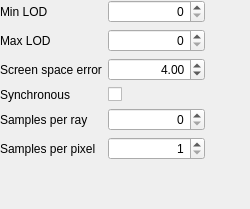
Qt form apps/livreGUI/renderParametersController/RenderParametersController.ui (BlueBrain/Livre) before a commit.
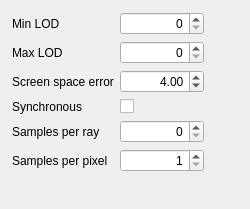
The same form after that commit.

```diff
--- a/apps/livreGUI/renderParametersController/RenderParametersController.ui
+++ b/apps/livreGUI/renderParametersController/RenderParametersController.ui
@@ -30,7 +30,7 @@
     <rect>
      <x>0</x>
      <y>0</y>
-     <width>205</width>
+     <width>216</width>
      <height>208</height>
     </rect>
    </property>
@@ -56,6 +56,18 @@
     <property name="verticalSpacing">
      <number>6</number>
     </property>
+    <property name="leftMargin">
+     <number>12</number>
+    </property>
+    <property name="topMargin">
+     <number>12</number>
+    </property>
+    <property name="rightMargin">
+     <number>12</number>
+    </property>
+    <property name="bottomMargin">
+     <number>12</number>
+    </property>
     <item row="0" column="0">
      <widget class="QLabel" name="minLODLabel">
       <property name="text">
```
